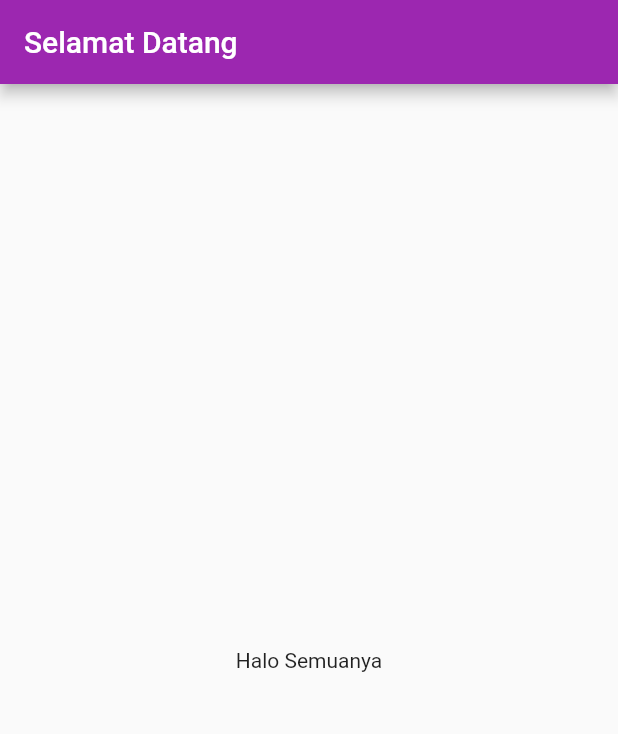
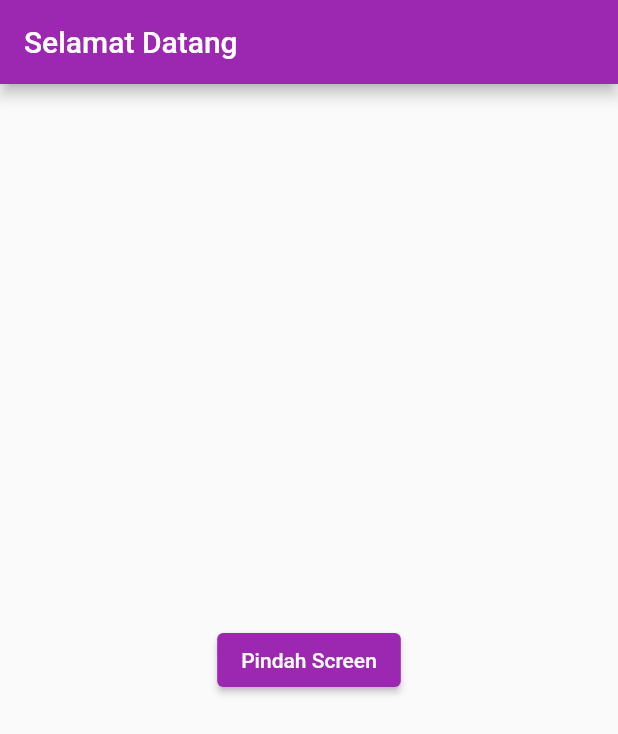
Before and after one commit to dianprawira/flutter_starter, a Flutter app: the screen it shows after launch, on a phone screen of 412 x 824 dp. Shown: the top 734 px of the screen. Run offline on Flutter 3.47's test engine with Material 2 defaults, Android fonts, the phone set to English and light mode, and no system bars.

Commit message:
mengirimkan data saat navigasi

```diff
--- a/lib/ui/my_home_page.dart
+++ b/lib/ui/my_home_page.dart
@@ -1,7 +1,10 @@
 import 'package:flutter/material.dart';
+import 'package:flutter_starter/ui/second_page.dart';
 
 class MyHomePage extends StatelessWidget {
   const MyHomePage({super.key, required this.title});
+
+  final String message = 'Hello from First Screen!';
 
   final String title;
   @override
@@ -10,8 +13,15 @@ class MyHomePage extends StatelessWidget {
       appBar: AppBar(
         title: Text(title),
       ),
-      body: const Center(
-        child: Text('Halo Semuanya'),
+      body: Center(
+        child: ElevatedButton(
+          child: const Text('Pindah Screen'),
+          onPressed: () {
+            Navigator.push(context, MaterialPageRoute(builder: (context) {
+              return SecondPage(message: message);
+            }));
+          },
+        ),
       ),
     );
   }
```
Also changed, not shown: lib/ui/second_page.dart (added, +30 -0 lines).
